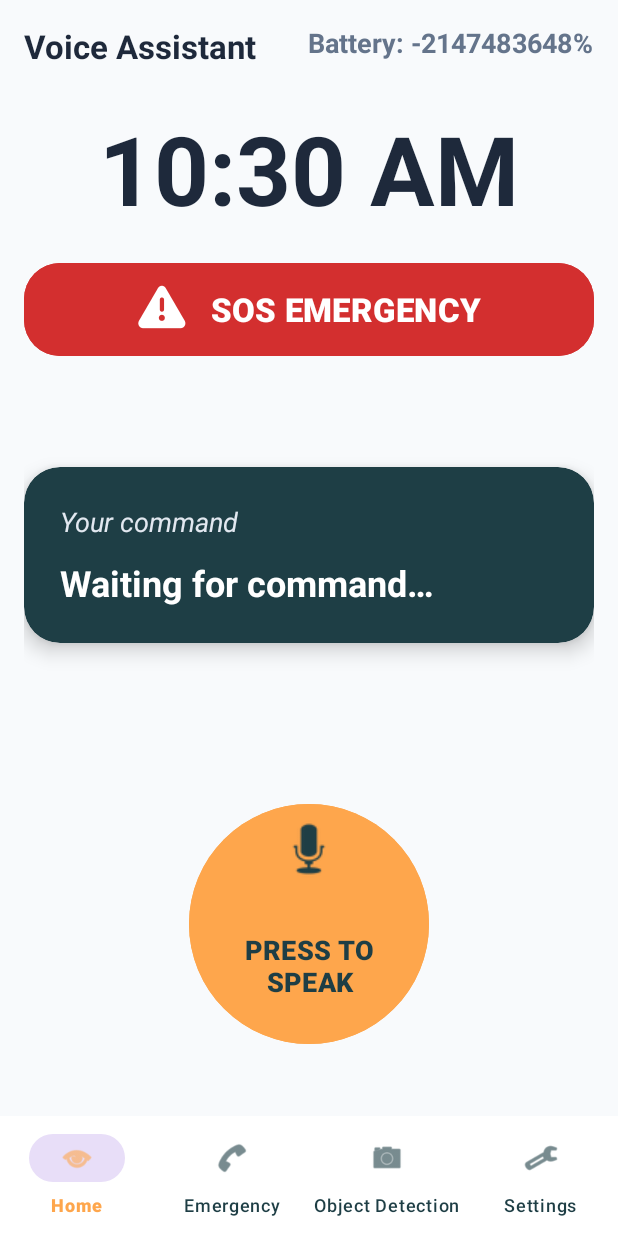
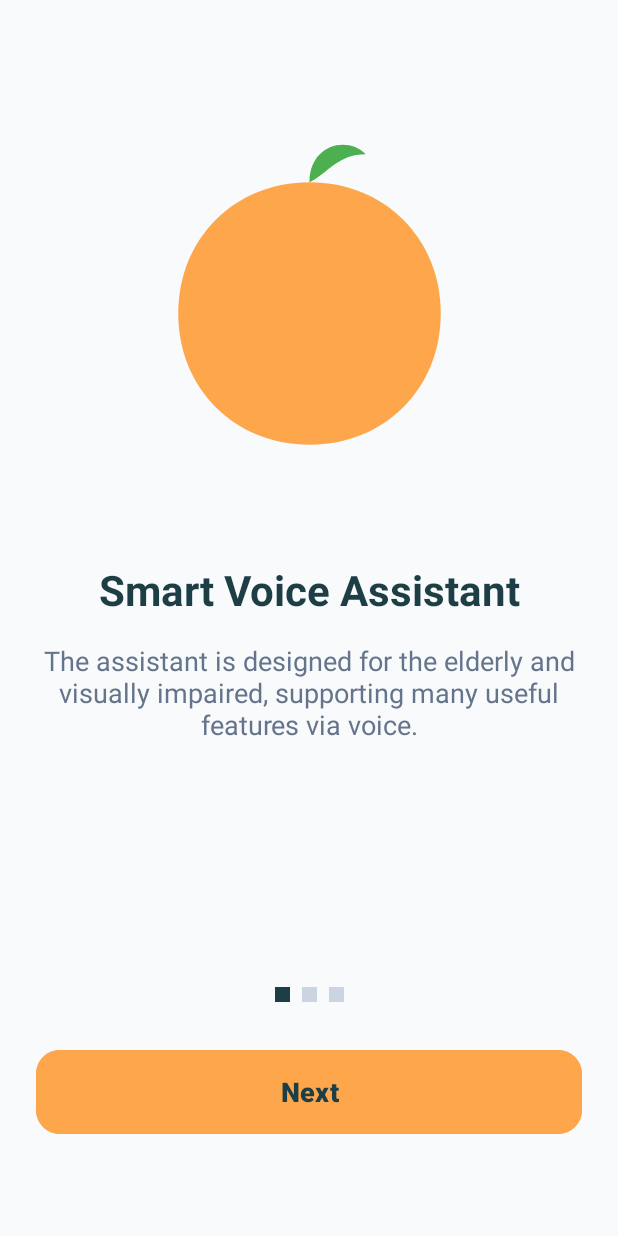
Before and after one commit to nhu1711/Voice-assistant, an Android app: the screen it shows after launch (MainActivity before the commit, OnboardingActivity after it), on a phone screen of 412 x 824 dp. Run offline under Robolectric (Android 15) with nearby library versions, the light colour scheme and no system bars.

Commit message:
add flash onboard for ui

```diff
--- a/app/src/main/java/com/example/voiceassistant/constants/AppConstants.java
+++ b/app/src/main/java/com/example/voiceassistant/constants/AppConstants.java
@@ -56,6 +56,7 @@ public class AppConstants {
     public static final String PREF_BACKGROUND_MODE = "background_mode";
     public static final String PREF_BATTERY_ALERT = "battery_alert";
     public static final String PREF_NETWORK_ALERT = "network_alert";
+    public static final String PREF_FIRST_RUN = "first_run";
 
     // ===== INTENT ACTIONS =====
     public static final String ACTION_STOP_SERVICE = "com.example.voiceassistant.STOP_SERVICE";
--- /dev/null
+++ b/app/src/main/java/com/example/voiceassistant/ui/activities/OnboardingActivity.java
@@ -0,0 +1,70 @@
+package com.example.voiceassistant.ui.activities;
+
+import android.content.Context;
+import android.content.Intent;
+import android.content.SharedPreferences;
+import android.os.Bundle;
+import android.view.View;
+import android.widget.TextView;
+
+import androidx.appcompat.app.AppCompatActivity;
+
+import com.example.voiceassistant.R;
+import com.example.voiceassistant.constants.AppConstants;
+import com.google.android.material.button.MaterialButton;
+
+public class OnboardingActivity extends AppCompatActivity {
+
+    private int currentPage = 1;
+    private TextView tvTitle, tvDesc;
+    private MaterialButton btnAction;
+    private View dot1, dot2, dot3;
+
+    @Override
+    protected void onCreate(Bundle savedInstanceState) {
+        super.onCreate(savedInstanceState);
+        setContentView(R.layout.activity_onboarding);
+
+        tvTitle = findViewById(R.id.tv_onboarding_title);
+        tvDesc = findViewById(R.id.tv_onboarding_desc);
+        btnAction = findViewById(R.id.btn_onboarding_action);
+        dot1 = findViewById(R.id.dot1);
+        dot2 = findViewById(R.id.dot2);
+        dot3 = findViewById(R.id.dot3);
+
+        btnAction.setOnClickListener(v -> {
+            if (currentPage < 3) {
+                currentPage++;
+                updateUI();
+            } else {
+                finishOnboarding();
+            }
+        });
+    }
+
+    private void updateUI() {
+        int colorPrimary = getResources().getColor(R.color.primary);
+        int colorDisabled = getResources().getColor(R.color.button_disabled);
+
+        if (currentPage == 2) {
+            tvTitle.setText(R.string.onboarding_title_2);
+            tvDesc.setText(R.string.onboarding_desc_2);
+            dot1.setBackgroundColor(colorDisabled);
+            dot2.setBackgroundColor(colorPrimary);
+        } else if (currentPage == 3) {
+            tvTitle.setText(R.string.onboarding_title_3);
+            tvDesc.setText(R.string.onboarding_desc_3);
+            btnAction.setText(R.string.btn_get_started);
+            dot2.setBackgroundColor(colorDisabled);
+            dot3.setBackgroundColor(colorPrimary);
+        }
+    }
+
+    private void finishOnboarding() {
+        SharedPreferences prefs = getSharedPreferences(AppConstants.PREF_NAME, Context.MODE_PRIVATE);
+        prefs.edit().putBoolean(AppConstants.PREF_FIRST_RUN, false).apply();
+
+        startActivity(new Intent(OnboardingActivity.this, MainActivity.class));
+        finish();
+    }
+}
--- /dev/null
+++ b/app/src/main/java/com/example/voiceassistant/ui/activities/SplashActivity.java
@@ -0,0 +1,34 @@
+package com.example.voiceassistant.ui.activities;
+
+import android.content.Context;
+import android.content.Intent;
+import android.content.SharedPreferences;
+import android.os.Bundle;
+import android.os.Handler;
+import android.os.Looper;
+
+import androidx.appcompat.app.AppCompatActivity;
+
+import com.example.voiceassistant.R;
+import com.example.voiceassistant.constants.AppConstants;
+
+public class SplashActivity extends AppCompatActivity {
+
+    @Override
+    protected void onCreate(Bundle savedInstanceState) {
+        super.onCreate(savedInstanceState);
+        setContentView(R.layout.activity_splash);
+
+        new Handler(Looper.getMainLooper()).postDelayed(() -> {
+            SharedPreferences prefs = getSharedPreferences(AppConstants.PREF_NAME, Context.MODE_PRIVATE);
+            boolean isFirstRun = prefs.getBoolean(AppConstants.PREF_FIRST_RUN, true);
+
+            if (isFirstRun) {
+                startActivity(new Intent(SplashActivity.this, OnboardingActivity.class));
+            } else {
+                startActivity(new Intent(SplashActivity.this, MainActivity.class));
+            }
+            finish();
+        }, 2000); // 2 seconds splash
+    }
+}
--- /dev/null
+++ b/app/src/main/res/drawable/ic_mango.xml
@@ -0,0 +1,15 @@
+<?xml version="1.0" encoding="utf-8"?>
+<vector xmlns:android="http://schemas.android.com/apk/res/android"
+    android:width="200dp"
+    android:height="200dp"
+    android:viewportWidth="200"
+    android:viewportHeight="200">
+    <!-- Body of the mango -->
+    <path
+        android:fillColor="#FEA64C"
+        android:pathData="M100,30 C60,30 30,60 30,100 C30,140 60,170 100,170 C140,170 170,140 170,100 C170,60 140,30 100,30 Z" />
+    <!-- Leaf -->
+    <path
+        android:fillColor="#4CAF50"
+        android:pathData="M100,30 C100,10 120,5 130,15 C115,15 110,25 100,30 Z" />
+</vector>
--- /dev/null
+++ b/app/src/main/res/layout/activity_onboarding.xml
@@ -0,0 +1,70 @@
+<?xml version="1.0" encoding="utf-8"?>
+<androidx.constraintlayout.widget.ConstraintLayout xmlns:android="http://schemas.android.com/apk/res/android"
+    xmlns:app="http://schemas.android.com/apk/res-auto"
+    android:layout_width="match_parent"
+    android:layout_height="match_parent"
+    android:background="@color/background"
+    android:padding="24dp">
+
+    <ImageView
+        android:id="@+id/iv_onboarding_image"
+        android:layout_width="250dp"
+        android:layout_height="250dp"
+        android:layout_marginTop="60dp"
+        android:src="@drawable/ic_mango"
+        app:layout_constraintEnd_toEndOf="parent"
+        app:layout_constraintStart_toStartOf="parent"
+        app:layout_constraintTop_toTopOf="parent" />
+
+    <TextView
+        android:id="@+id/tv_onboarding_title"
+        android:layout_width="match_parent"
+        android:layout_height="wrap_content"
+        android:layout_marginTop="40dp"
+        android:gravity="center"
+        android:text="@string/onboarding_title_1"
+        android:textColor="@color/primary"
+        android:textSize="28sp"
+        android:textStyle="bold"
+        app:layout_constraintTop_toBottomOf="@id/iv_onboarding_image" />
+
+    <TextView
+        android:id="@+id/tv_onboarding_desc"
+        android:layout_width="match_parent"
+        android:layout_height="wrap_content"
+        android:layout_marginTop="16dp"
+        android:gravity="center"
+        android:text="@string/onboarding_desc_1"
+        android:textColor="@color/text_secondary"
+        android:textSize="18sp"
+        app:layout_constraintTop_toBottomOf="@id/tv_onboarding_title" />
+
+    <com.google.android.material.button.MaterialButton
+        android:id="@+id/btn_onboarding_action"
+        android:layout_width="match_parent"
+        android:layout_height="64dp"
+        android:layout_marginBottom="40dp"
+        android:backgroundTint="@color/accent"
+        android:text="@string/btn_next"
+        android:textColor="@color/primary"
+        android:textSize="18sp"
+        android:textStyle="bold"
+        app:cornerRadius="16dp"
+        app:layout_constraintBottom_toBottomOf="parent" />
+
+    <LinearLayout
+        android:id="@+id/layout_dots"
+        android:layout_width="wrap_content"
+        android:layout_height="wrap_content"
+        android:layout_marginBottom="24dp"
+        android:orientation="horizontal"
+        app:layout_constraintBottom_toTopOf="@id/btn_onboarding_action"
+        app:layout_constraintEnd_toEndOf="parent"
+        app:layout_constraintStart_toStartOf="parent">
+
+        <View android:id="@+id/dot1" android:layout_width="10dp" android:layout_height="10dp" android:layout_margin="4dp" android:background="@color/primary"/>
+        <View android:id="@+id/dot2" android:layout_width="10dp" android:layout_height="10dp" android:layout_margin="4dp" android:background="@color/button_disabled"/>
+        <View android:id="@+id/dot3" android:layout_width="10dp" android:layout_height="10dp" android:layout_margin="4dp" android:background="@color/button_disabled"/>
+    </LinearLayout>
+
+</androidx.constraintlayout.widget.ConstraintLayout>
--- a/app/src/main/res/values/strings.xml
+++ b/app/src/main/res/values/strings.xml
@@ -76,6 +76,18 @@
     <string name="test_speech_rate">This is the new speech rate</string>
     <string name="test_volume">This is the new volume</string>
 
+    <!-- Onboarding -->
+    <string name="onboarding_title_1">Smart Voice Assistant</string>
+    <string name="onboarding_desc_1">The assistant is designed for the elderly and visually impaired, supporting many useful features via voice.</string>
+    <string name="onboarding_title_2">Object Detection</string>
+    <string name="onboarding_desc_2">Open camera to identify surrounding objects and directions easily.</string>
+    <string name="onboarding_title_3">Background Mode</string>
+    <string name="onboarding_desc_3">Assistant runs in the background to monitor battery and read notifications even when the app is closed.</string>
+    <string name="btn_next">Next</string>
+    <string name="btn_get_started">Get Started</string>
+    <string name="user_guide_title">User Guide</string>
+    <string name="user_guide_content">1. How to use voice:\nTap the large orange Micro button at the bottom and say commands like: \'Call...\', \'What time is it\', \'How much battery left\'.\n\n2. Object Detection:\nSwitch to the Camera tab, the app will automatically detect and read object names with directions (left, right, front).\n\n3. Background Mode:\nEnable this mode in Settings to receive low battery alerts and read message notifications even when the app is closed.\n\n4. Emergency Calls:\nPress the red SOS button on the home screen or say the voice command \'Help me\' to make saved emergency calls.</string>
+
     <string name="no_unread_notifications">You have no unread notifications.</string>
     <string name="reading_notifications">You have %1$d unread notifications</string>
     <string name="reading_notifications_ui">Reading %1$d notifications</string>
```
Also changed, not shown: app/src/main/AndroidManifest.xml (+16 -3 lines), app/src/main/java/com/example/voiceassistant/ui/activities/HelpActivity.java (added, +19 -0 lines), app/src/main/java/com/example/voiceassistant/ui/fragments/SettingsFragment.java (+6 -2 lines), app/src/main/res/drawable/ic_mango_white.xml (added, +15 -0 lines), app/src/main/res/layout/activity_help.xml (added, +48 -0 lines), app/src/main/res/layout/activity_splash.xml (added, +31 -0 lines), app/src/main/res/layout/fragment_settings.xml (+29 -11 lines), 1 other file.
